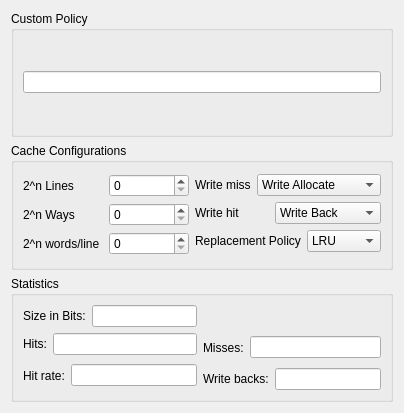
Before: the Qt Designer form src/ui/cache_tab/cacheconfigwidget.ui in SrijithKurelli/Kites-RVV, drawn with Qt 5.
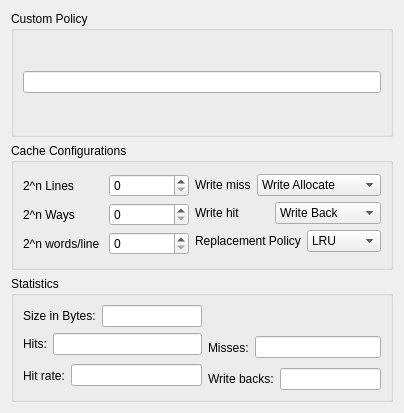
After: the same form once the commit is applied.

Commit message: Fix GUI cache, compiler, and profiler issues

```diff
--- a/src/ui/cache_tab/cacheconfigwidget.ui
+++ b/src/ui/cache_tab/cacheconfigwidget.ui
@@ -192,7 +192,7 @@
         <item>
          <widget class="QLabel" name="label_9">
           <property name="text">
-           <string>Size in Bits:</string>
+           <string>Size in Bytes:</string>
           </property>
          </widget>
         </item>
```
